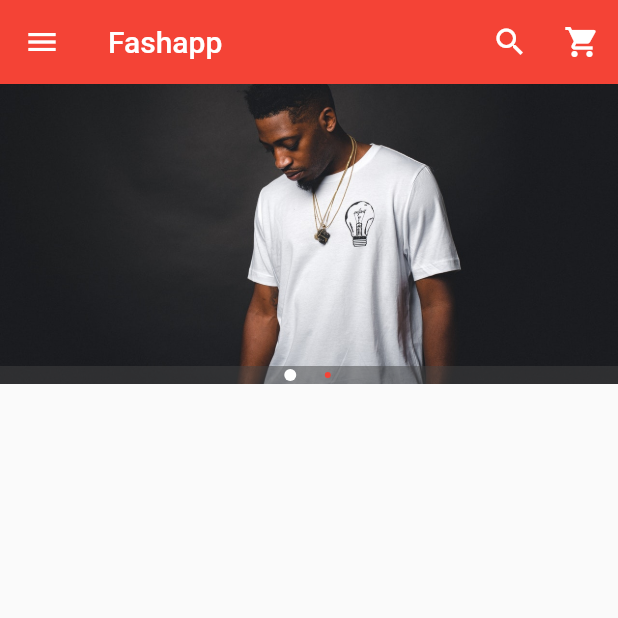
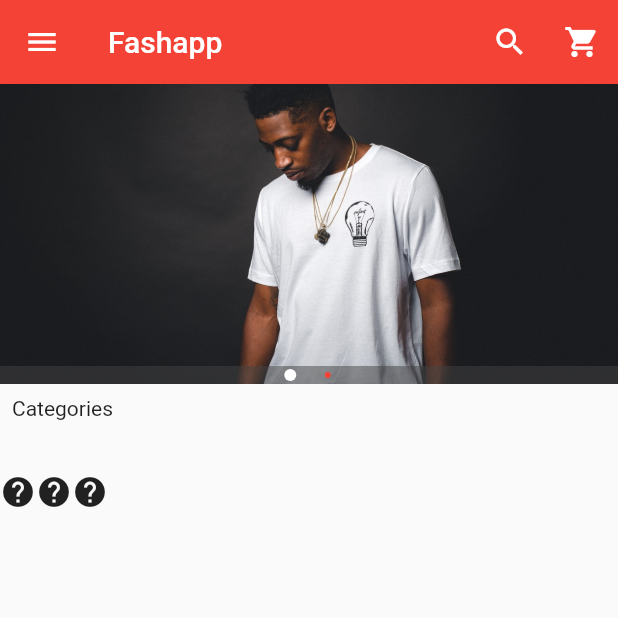
Before and after one commit to MahmoudSelmy/flutter_app, a Flutter app: the screen it shows after launch, on a phone screen of 412 x 824 dp, the top half of it. Run offline on Flutter 3.47's test engine with Material 2 defaults, Android fonts, the phone set to English and light mode, and no system bars; drawn by our look-alikes of carousel_pro.

Commit message:
11 - 11. Flutter e-commerce app - Horizontal list view part 1

```diff
--- /dev/null
+++ b/lib/components/horizontal_list_view.dart
@@ -0,0 +1,39 @@
+import 'package:flutter/material.dart';
+
+// state of this horizontal list state does not change it is a static widget
+class HorizontalList extends StatelessWidget {
+  @override
+  Widget build(BuildContext context) {
+    return Container(
+      height: 80.0,
+      child: ListView(
+        scrollDirection: Axis.horizontal,
+        children: <Widget>[
+          new Icon(Icons.help),
+          new Icon(Icons.help),
+          new Icon(Icons.help),
+        ],
+      ),
+    );
+  }
+}
+class Category extends StatelessWidget
+{
+  final String imageLocation;
+  final String imageCaption;
+
+  Category({Key key, this.imageLocation, this.imageCaption}) : super(key: key);
+  @override
+  Widget build(BuildContext context) {
+    return Padding(
+      padding: const EdgeInsets.all(2.0),
+      child: InkWell(
+        onTap: (){},
+        child: ListTile(
+          title: Image.asset(imageLocation),
+          subtitle: Text(imageCaption),
+        ),
+      ),
+    );
+  }
+}
--- a/lib/main.dart
+++ b/lib/main.dart
@@ -1,5 +1,6 @@
 import 'package:flutter/material.dart';
 import 'package:carousel_pro/carousel_pro.dart';
+import 'package:flutter_app/components/horizontal_list_view.dart';
 
 void main() {
   runApp(MaterialApp(
@@ -28,6 +29,10 @@ class _HomePageState extends State<HomePage> {
     return ListView(
       children: <Widget>[
         imageCarousel,
+        Padding(padding: const EdgeInsets.all(8.0),
+        child: Text('Categories'),),
+        // Horizontal List View
+        HorizontalList(),
       ],
     );
   }
```
